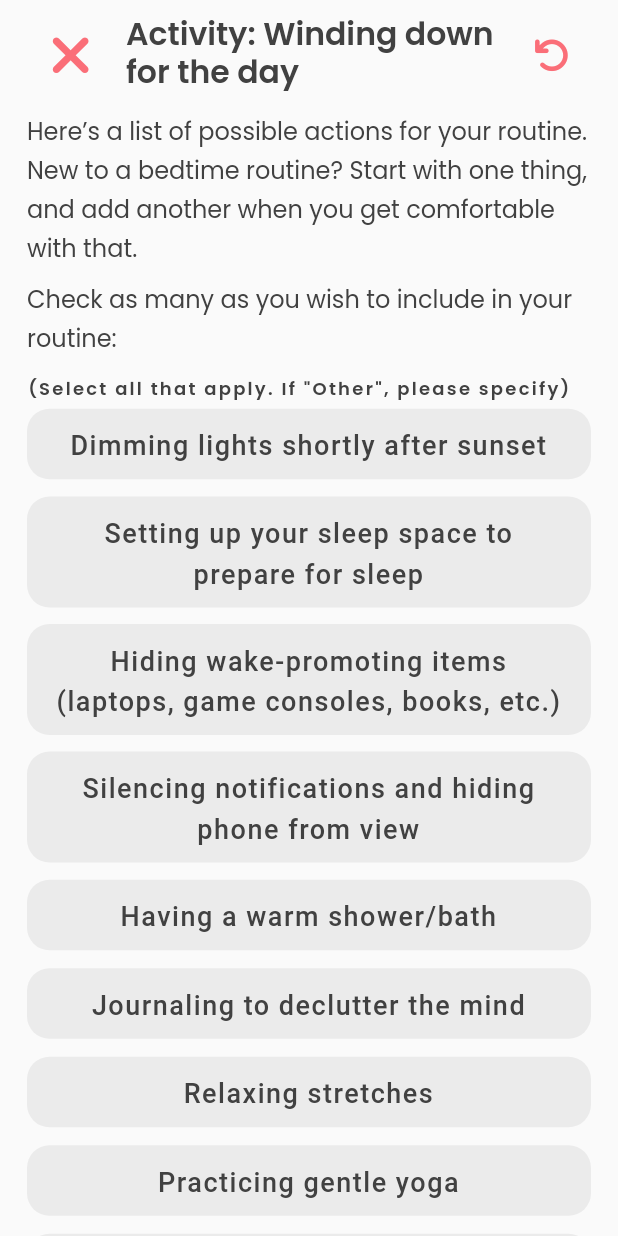
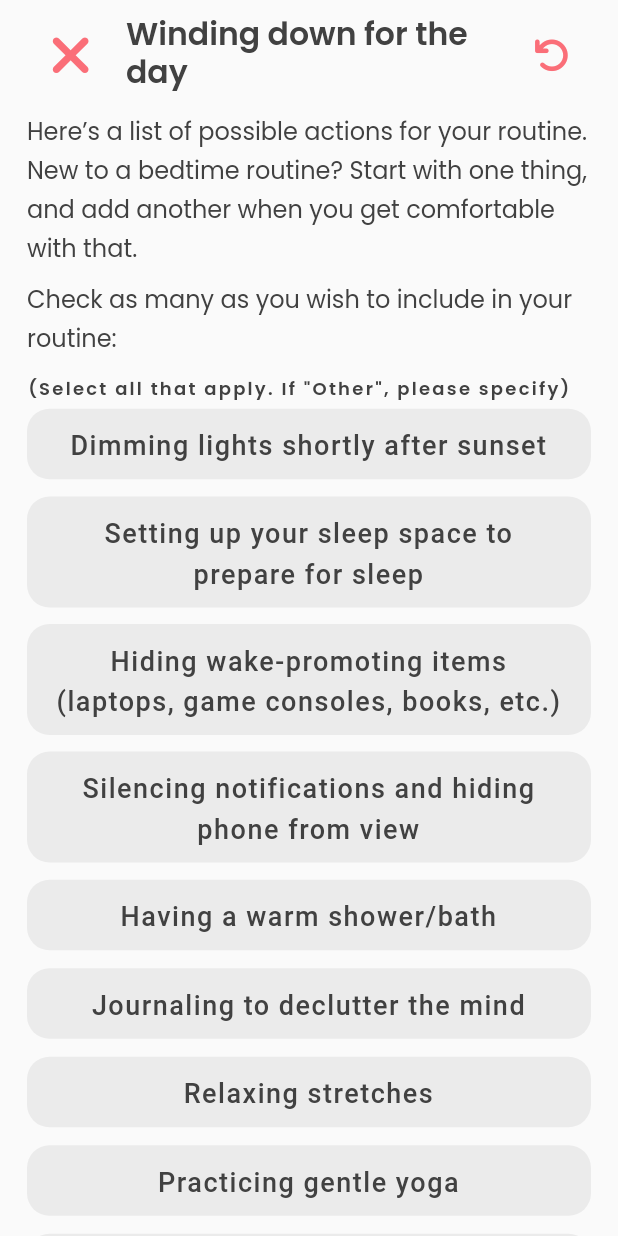
Before and after one commit to heacare/superapp_archive, a Flutter app: the RoutineActivities widget shown alone on an empty page, opened directly, on a phone screen of 412 x 824 dp. Run offline on Flutter 3.47's test engine with Material 2 defaults, Android fonts, the phone set to English and light mode, and no system bars; drawn by our look-alikes of flutter_markdown; our stand-ins replace awesome_notifications, country_picker, date_time_picker, device_info_plus, firebase_auth, firebase_core and 12 more; missing offline and left inert: flutter_custom_tabs, markdown; accounts and stored records are empty; network calls fail; project files that could hold a hidden picture were left out.

Commit message:
SW-125 #comment Removed all instances of Activity #resolved-by-me

```diff
--- a/app/lib/pages/sleep/ch06_routine.dart
+++ b/app/lib/pages/sleep/ch06_routine.dart
@@ -40,7 +40,7 @@ class RoutineIntro extends MarkdownPage {
   final prevPage = () => RoutineBeforeBedtime();
 
   @override
-  final title = "Activity: Winding down for the day";
+  final title = "Winding down for the day";
   @override
   final image = Image.asset("assets/images/sleep/ch06-time-to-wind-down.webp");
 
@@ -61,7 +61,7 @@ class RoutineActivities extends MultipleChoicePage {
   final prevPage = () => RoutineIntro();
 
   @override
-  final title = "Activity: Winding down for the day";
+  final title = "Winding down for the day";
   @override
   final image = null;
 
@@ -311,7 +311,7 @@ class RoutineCalmingActivitiesNote extends MarkdownPage {
   final prevPage = () => RoutineCalmingActivities3();
 
   @override
-  final title = "Activity: Winding down for the day";
+  final title = "Winding down for the day";
   @override
   final image = Image.asset("assets/images/sleep/ch06-time-to-wind-down.webp");
 
```
